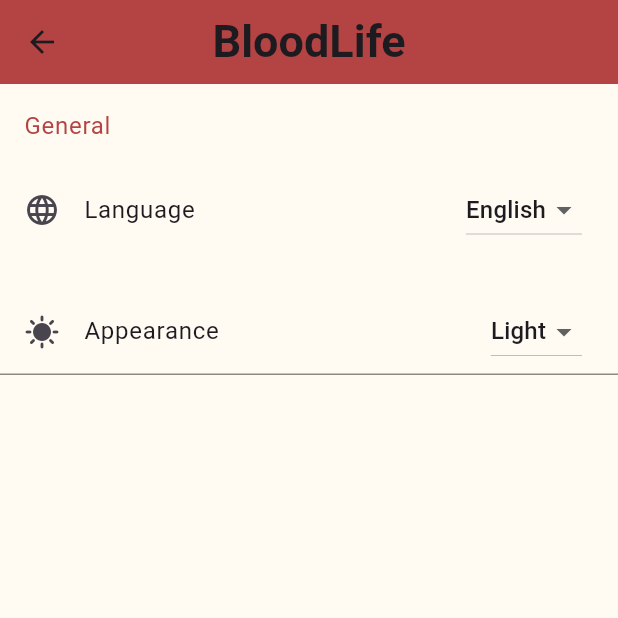
After one commit to gennarofinelli/AppDev2Project, a Flutter app: the settings screen opened directly, on a phone screen of 412 x 824 dp, the top half of it. The commit adds this screen. Run offline on Flutter 3.47's test engine with Material 3 defaults, Android fonts, the phone set to English and light mode, and no system bars; our stand-ins replace sqflite; accounts and stored records are empty.

Commit message:
Done Settings UI

```diff
--- a/Coding/lib/mainScreen.dart
+++ b/Coding/lib/mainScreen.dart
@@ -9,7 +9,7 @@ import 'profile.dart';
 import 'register.dart';
 import 'start.dart';
 import 'changePassword.dart';
-//import 'settings.dart';
+import 'settings.dart';
 
 class mainScreen extends StatefulWidget {
   late Future<Database> database;
@@ -105,7 +105,7 @@ class _mainScreenState extends State<mainScreen> {
               leading: Icon(Icons.settings),
               title: Text("Settings"),
               onTap: (){
-                //Navigator.push(context,MaterialPageRoute(builder: (context)=> settings()));
+                Navigator.push(context,MaterialPageRoute(builder: (context)=> settings()));
               },
               trailing: Icon(Icons.arrow_right),
             ),
--- /dev/null
+++ b/Coding/lib/settings.dart
@@ -0,0 +1,93 @@
+import 'package:flutter/material.dart';
+
+const List<String> languages = <String>['English', 'French'];
+const List<String> appearance = <String>['Light', 'Dark'];
+
+
+class settings extends StatefulWidget {
+  const settings({super.key});
+
+  @override
+  State<settings> createState() => _settingsState();
+}
+
+class _settingsState extends State<settings> {
+  String langDropdownValue = languages.first;
+  String appearDropdownValue = appearance.first;
+
+  @override
+  Widget build(BuildContext context) {
+    return Scaffold(
+      backgroundColor: Color(0xFFFFFBF3),
+      appBar: AppBar(
+        title: Text("BloodLife", style: TextStyle(fontSize: 30, fontWeight: FontWeight.bold),),
+        centerTitle: true,
+        backgroundColor: Color(0xFFB44343),
+      ),
+      body: ListView(
+        padding: EdgeInsets.zero,
+        children: [
+          ListTile(
+            title: const Text(
+              "General",
+              style: TextStyle(color: Color(0xFFB44343)),
+            ),
+          ),
+          ListTile(
+            leading: Icon(Icons.language),
+            title: const Text(
+                "Language"
+            ),
+            //subtitle: Text("English"),
+            trailing: DropdownButton(
+              value: langDropdownValue,
+              items: languages.map<DropdownMenuItem<String>>((String value) {
+                return DropdownMenuItem<String>(
+                  value: value,
+                  child: Text(value),
+                );
+              }).toList(),
+              onChanged: (String? value) {
+                setState(() {
+                  langDropdownValue = value!;
+                });
+              },
+            ),
+            //onTap: (){},
+          ),
+          SizedBox(
+            height: 25,
+          ),
+          ListTile(
+            leading: Icon(Icons.sunny),
+            title: const Text(
+                "Appearance"
+            ),
+            trailing: DropdownButton(
+              value: appearDropdownValue,
+              items: appearance.map<DropdownMenuItem<String>>((String value) {
+                return DropdownMenuItem<String>(
+                  value: value,
+                  child: Text(value),
+                );
+              }).toList(),
+              onChanged: (String? value) {
+                setState(() {
+                  appearDropdownValue = value!;
+                });
+              },
+            ),
+            //onTap: (){},
+          ),
+          const Divider(
+            color: Colors.black45,
+            height: 1,
+          ),
+          SizedBox(
+            height: 10,
+          ),
+        ],
+      ),
+    );
+  }
+}
```
